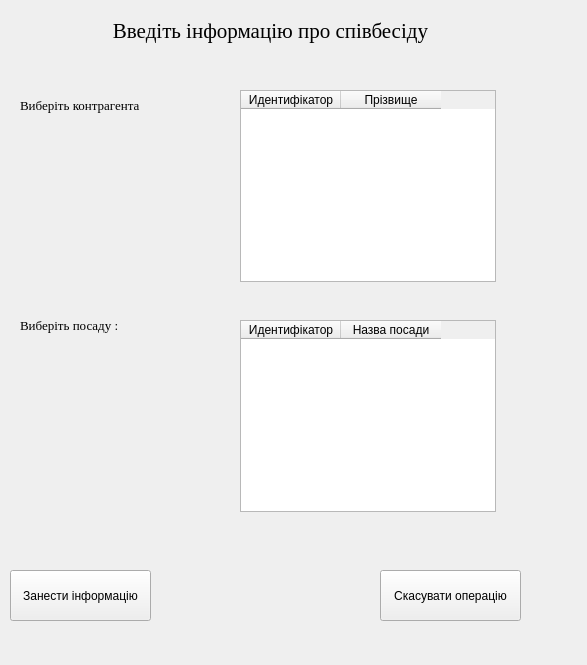
Qt form interviewwindow.ui (Artem-Chabanovskiy/Course_Work) before a commit.
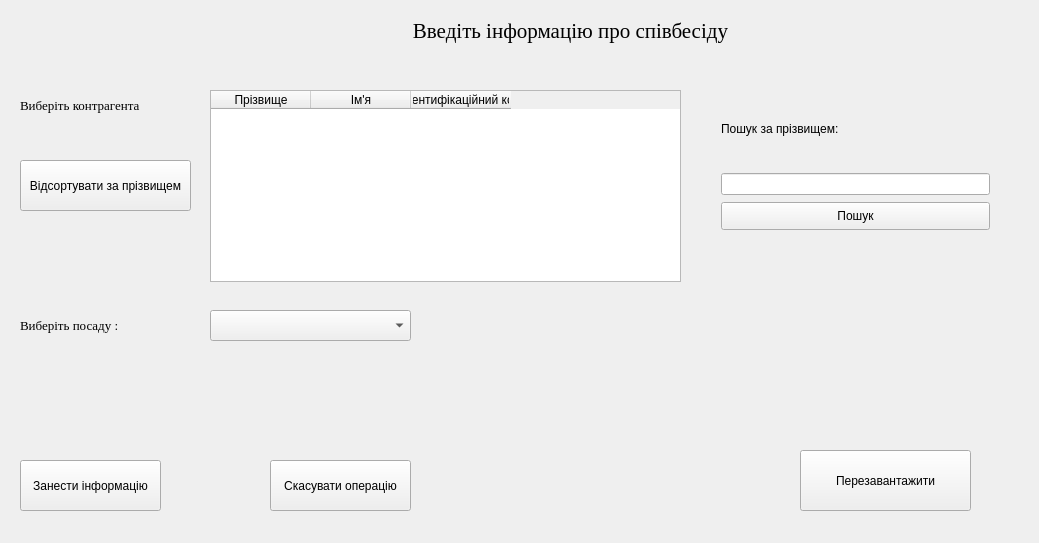
The same form after that commit.

```diff
--- a/interviewwindow.ui
+++ b/interviewwindow.ui
@@ -6,8 +6,8 @@
    <rect>
     <x>0</x>
     <y>0</y>
-    <width>587</width>
-    <height>665</height>
+    <width>1039</width>
+    <height>543</height>
    </rect>
   </property>
   <property name="windowTitle">
@@ -18,7 +18,7 @@
     <rect>
      <x>10</x>
      <y>10</y>
-     <width>521</width>
+     <width>1121</width>
      <height>41</height>
     </rect>
    </property>
@@ -76,8 +76,8 @@
   <widget class="QPushButton" name="add_interview_button">
    <property name="geometry">
     <rect>
-     <x>10</x>
-     <y>570</y>
+     <x>20</x>
+     <y>460</y>
      <width>141</width>
      <height>51</height>
     </rect>
@@ -89,8 +89,8 @@
   <widget class="QPushButton" name="cansel_button">
    <property name="geometry">
     <rect>
-     <x>380</x>
-     <y>570</y>
+     <x>270</x>
+     <y>460</y>
      <width>141</width>
      <height>51</height>
     </rect>
@@ -102,43 +102,126 @@
   <widget class="QTableWidget" name="contr_to_int_table">
    <property name="geometry">
     <rect>
-     <x>240</x>
+     <x>210</x>
      <y>90</y>
-     <width>256</width>
+     <width>471</width>
      <height>192</height>
     </rect>
    </property>
-   <column>
-    <property name="text">
-     <string>Идентифікатор</string>
-    </property>
-   </column>
    <column>
     <property name="text">
      <string>Прізвище</string>
     </property>
    </column>
-  </widget>
-  <widget class="QTableWidget" name="avaliable_position_table">
-   <property name="geometry">
-    <rect>
-     <x>240</x>
-     <y>320</y>
-     <width>256</width>
-     <height>192</height>
-    </rect>
-   </property>
    <column>
     <property name="text">
-     <string>Идентифікатор</string>
+     <string>Ім'я</string>
     </property>
    </column>
    <column>
     <property name="text">
-     <string>Назва посади</string>
+     <string>Ідентифікаційний код</string>
     </property>
    </column>
   </widget>
+  <widget class="QComboBox" name="position_cb">
+   <property name="geometry">
+    <rect>
+     <x>210</x>
+     <y>310</y>
+     <width>201</width>
+     <height>31</height>
+    </rect>
+   </property>
+  </widget>
+  <widget class="QLabel" name="error_label">
+   <property name="geometry">
+    <rect>
+     <x>740</x>
+     <y>310</y>
+     <width>231</width>
+     <height>101</height>
+    </rect>
+   </property>
+   <property name="text">
+    <string/>
+   </property>
+  </widget>
+  <widget class="QPushButton" name="interview_sort_bt">
+   <property name="geometry">
+    <rect>
+     <x>20</x>
+     <y>160</y>
+     <width>171</width>
+     <height>51</height>
+    </rect>
+   </property>
+   <property name="text">
+    <string>Відсортувати за прізвищем</string>
+   </property>
+  </widget>
+  <widget class="QLabel" name="error_label_2">
+   <property name="geometry">
+    <rect>
+     <x>1290</x>
+     <y>330</y>
+     <width>271</width>
+     <height>71</height>
+    </rect>
+   </property>
+   <property name="text">
+    <string/>
+   </property>
+  </widget>
+  <widget class="QPushButton" name="search_contr_to_st_bt">
+   <property name="geometry">
+    <rect>
+     <x>721</x>
+     <y>202</y>
+     <width>269</width>
+     <height>28</height>
+    </rect>
+   </property>
+   <property name="text">
+    <string>Пошук</string>
+   </property>
+  </widget>
+  <widget class="QLabel" name="search_contr_to_st_lb">
+   <property name="geometry">
+    <rect>
+     <x>721</x>
+     <y>91</y>
+     <width>269</width>
+     <height>75</height>
+    </rect>
+   </property>
+   <property name="text">
+    <string>Пошук за прізвищем:</string>
+   </property>
+  </widget>
+  <widget class="QLineEdit" name="search_contr_to_st_edit">
+   <property name="geometry">
+    <rect>
+     <x>721</x>
+     <y>173</y>
+     <width>269</width>
+     <height>22</height>
+    </rect>
+   </property>
+  </widget>
+  <widget class="QPushButton" name="refresh_bt">
+   <property name="geometry">
+    <rect>
+     <x>800</x>
+     <y>450</y>
+     <width>171</width>
+     <height>61</height>
+    </rect>
+   </property>
+   <property name="text">
+    <string>Перезавантажити</string>
+   </property>
+  </widget>
  </widget>
  <resources/>
  <connections/>
```
